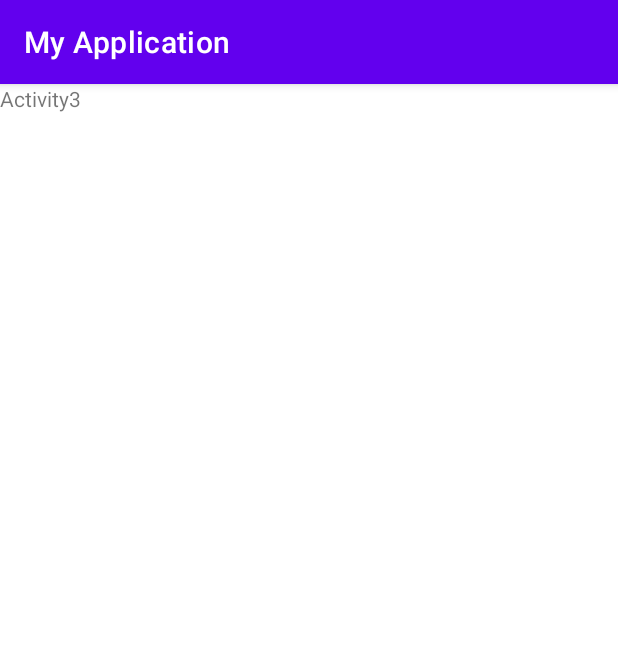
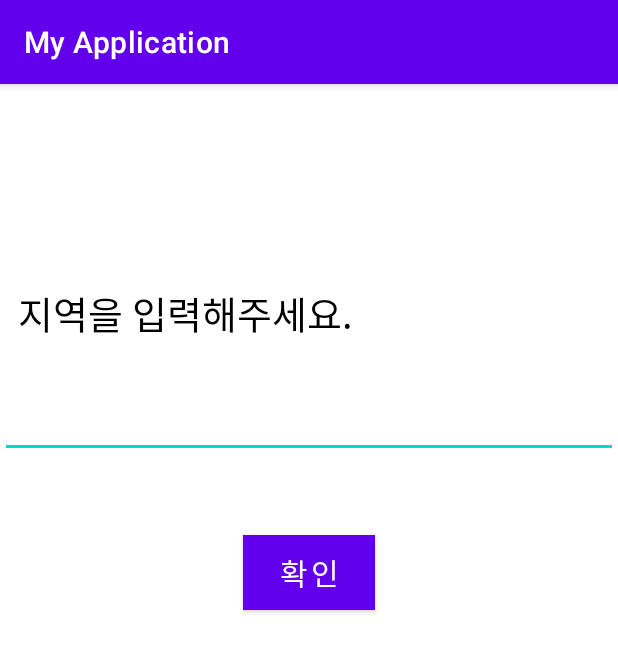
Before and after one commit to skfladl2/WeatherWear, an Android app: the MainActivity3 screen opened directly, with no data from a screen before it, on a phone screen of 412 x 824 dp. Shown: the top 652 px of the screen. Run offline under Robolectric (Android 15) with nearby library versions, the phone set to English and light mode, and no system bars.

Commit message:
지역 검색 페이지 추가

```diff
--- a/app/src/main/java/com/example/myapplication/MainActivity3.java
+++ b/app/src/main/java/com/example/myapplication/MainActivity3.java
@@ -2,7 +2,11 @@ package com.example.myapplication;
 
 import androidx.appcompat.app.AppCompatActivity;
 
+import android.content.Intent;
 import android.os.Bundle;
+import android.view.View;
+import android.widget.Button;
+import android.widget.EditText;
 
 public class MainActivity3 extends AppCompatActivity {
 
@@ -10,5 +14,18 @@ public class MainActivity3 extends AppCompatActivity {
     protected void onCreate(Bundle savedInstanceState) {
         super.onCreate(savedInstanceState);
         setContentView(R.layout.activity_main3);
+
+        Button okButton = (Button) findViewById(R.id.ok);
+        okButton.setOnClickListener(new View.OnClickListener() {
+
+            @Override
+            public void onClick(View v) {
+                EditText city = (EditText)findViewById(R.id.city);
+                String strCity = city.getText().toString();
+                Intent intent = new Intent(MainActivity3.this,MainActivity4.class);
+                intent.putExtra("city",strCity);
+                startActivity(intent);
+            }
+        });
     }
 }
--- a/app/src/main/res/layout/activity_main.xml
+++ b/app/src/main/res/layout/activity_main.xml
@@ -9,7 +9,7 @@
     android:gravity="center">
 
     <TextView
-        android:text="Splash"
+        android:text="WeatherWear"
         android:textSize="50sp"
         android:gravity="center"
         android:layout_width="match_parent"
--- a/app/src/main/res/layout/activity_main2.xml
+++ b/app/src/main/res/layout/activity_main2.xml
@@ -12,7 +12,7 @@
         android:id="@+id/button1"
         android:layout_width="wrap_content"
         android:layout_height="wrap_content"
-        android:text="Activity3화면 전환"
+        android:text="지역 검색"
         tools:latout_editor_absoluteX="147dp"
         tools:latout_editor_absoluteY="197dp"/>
     <Button
--- a/app/src/main/res/layout/activity_main3.xml
+++ b/app/src/main/res/layout/activity_main3.xml
@@ -1,14 +1,50 @@
 <?xml version="1.0" encoding="utf-8"?>
-<androidx.constraintlayout.widget.ConstraintLayout xmlns:android="http://schemas.android.com/apk/res/android"
+<RelativeLayout xmlns:android="http://schemas.android.com/apk/res/android"
     xmlns:app="http://schemas.android.com/apk/res-auto"
     xmlns:tools="http://schemas.android.com/tools"
     android:layout_width="match_parent"
     android:layout_height="match_parent"
-    tools:context=".MainActivity3">
+    android:background="#FFFFFF"
+    android:foregroundTint="#FFFFFF"
+    tools:context=".MainActivity">
 
     <TextView
+        android:id="@+id/blank"
+        android:layout_width="match_parent"
+        android:layout_height="wrap_content" />
+
+    <TextView
+        android:id="@+id/label"
+        android:layout_width="match_parent"
+        android:layout_height="wrap_content"
+        android:layout_below="@id/blank"
+        android:layout_marginTop="114dp"
+        android:text="  지역을 입력해주세요."
+        android:textColor="#000000"
+        android:textSize="25dp" />
+
+    <EditText
+        android:id="@+id/city"
+        android:layout_width="match_parent"
+        android:layout_height="wrap_content"
+        android:layout_below="@id/label"
+        android:layout_marginTop="25dp"
+        android:inputType="textShortMessage"
+        android:textSize="23dp" />
+
+    <Button
+        android:id="@+id/ok"
         android:layout_width="wrap_content"
         android:layout_height="wrap_content"
-        android:text="Activity3" />
+        android:layout_below="@id/city"
+        android:layout_centerHorizontal="true"
+        android:layout_gravity="center"
+        android:layout_marginTop="51dp"
 
-</androidx.constraintlayout.widget.ConstraintLayout>
+        android:background="@color/white"
+        android:backgroundTint="@color/white"
+        android:text="확인"
+        android:textColor="#FFFFFF"
+        android:textSize="20dp" />
+
+</RelativeLayout>
```
Also changed, not shown: app/src/main/java/com/example/myapplication/MainActivity4.java (+12 -0 lines), app/src/main/res/layout/activity_main4.xml (+9 -7 lines).
